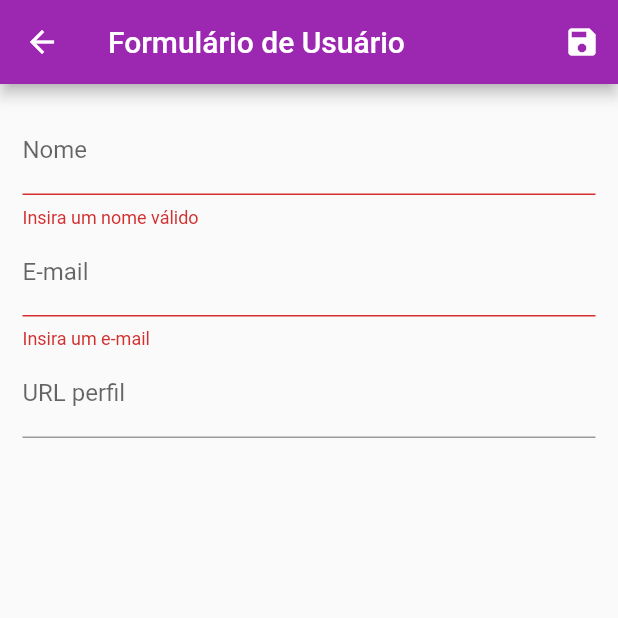
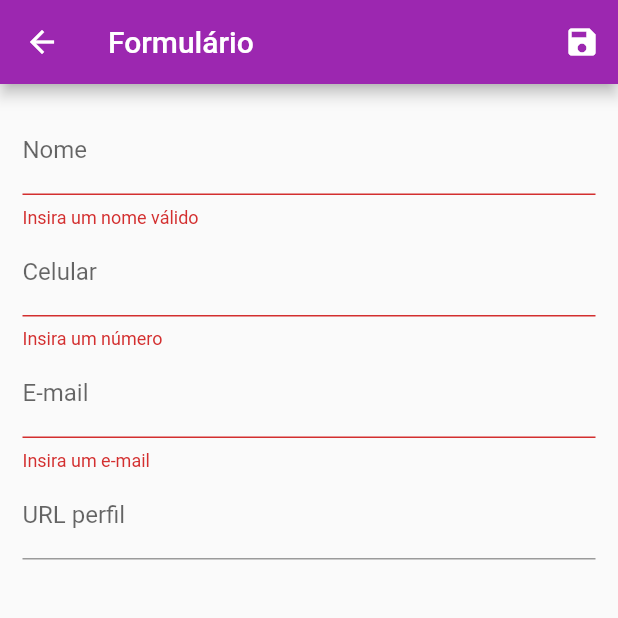
Before and after one commit to MarUguedes/CRUD, a Flutter app: the UserForm screen opened by its route, after a tap on the "save" icon, on a phone screen of 412 x 824 dp, the top half of it. Run offline on Flutter 3.47's test engine with Material 2 defaults, Android fonts, the phone set to English and light mode, and no system bars; network calls fail.

Commit message:
adicionei numero

```diff
--- a/cadastro_usuario/lib/componemtes/user_tile.dart
+++ b/cadastro_usuario/lib/componemtes/user_tile.dart
@@ -20,7 +20,7 @@ class UserTile extends StatelessWidget {
     return ListTile(
       leading: avatar,
       title: Text(user.name),
-      subtitle: Text(user.email),
+      subtitle: Text('${user.number} ${user.email}'),
       trailing: Container(
         width: 100,
         child: Row(
--- a/cadastro_usuario/lib/data/dummy_users.dart
+++ b/cadastro_usuario/lib/data/dummy_users.dart
@@ -5,24 +5,28 @@ const DUMMY_USERS = {
   '1': const User(
       id: '1',
       name: 'Jinx',
+      number: '(71) 995994949',
       email: 'jinx@arcane.com',
       urlAvatar:'https://i.pinimg.com/564x/c0/d8/57/c0d857bc520d6119057455ae960648c2.jpg'),
   // ignore: unnecessary_const
   '2': const User(
       id: '2',
       name: 'Violet',
+      number: '(71) 99994949',
       email: 'violet@arcane.com',
       urlAvatar: 'http://pm1.narvii.com/8127/eec48c03097f84d2465160768a46fd51c64bbf4cr1-400-400v2_uhq.jpg'),
   // ignore: unnecessary_const
   '3': const User(
       id: '3',
       name: 'Caitlyn',
-      email: 'caitlyn@arcane.com',
+      number: '(71) 998994949',
+      email: 'cait@arcane.com',
       urlAvatar: 'https://i.pinimg.com/564x/fd/1a/3b/fd1a3b212b3d9fab44657fa9a1698841.jpg'),
       // ignore: unnecessary_const
       '4': const User(
       id: '4',
       name: 'Ekko',
+      number: '(71) 997994949',
       email: 'Ekko@arcane.com',
       urlAvatar: 'https://i.pinimg.com/564x/1d/d7/75/1dd775d4716c0349767bb0bab90f96f5.jpg'
       ),
--- a/cadastro_usuario/lib/models/user.dart
+++ b/cadastro_usuario/lib/models/user.dart
@@ -1,14 +1,14 @@
-
-
 class User {
   final String? id;
   final String name;
+  final String number;
   final String email;
   final String urlAvatar;
 
   const User({
     this.id,
     required this.name,
+    required this.number,
     required this.email,
     required this.urlAvatar,
   });
--- a/cadastro_usuario/lib/provider/user.dart
+++ b/cadastro_usuario/lib/provider/user.dart
@@ -30,6 +30,7 @@ class Users with ChangeNotifier {
           user.id!,
           (_) => User(
                 name: user.name,
+                number: user.number,
                 email: user.email,
                 urlAvatar: user.urlAvatar,
               )); //maybe a mistake
@@ -41,6 +42,7 @@ class Users with ChangeNotifier {
           () => User(
                 id: id,
                 name: user.name,
+                number: user.number,
                 email: user.email,
                 urlAvatar: user.urlAvatar,
               ));
--- a/cadastro_usuario/lib/views/user_form.dart
+++ b/cadastro_usuario/lib/views/user_form.dart
@@ -10,20 +10,20 @@ class UserForm extends StatelessWidget {
   final Map<String, String> _formData = {};
 
   void _loadFormdata(User user) {
-    if( user!=null){
+    if (user != null) {
       _formData['id'] = user.id!;
-      _formData['name']=user.name;
-      _formData['email']=user.email;
-      _formData['avatar']=user.urlAvatar;
+      _formData['name'] = user.name;
+      _formData['number'] = user.number;
+      _formData['email'] = user.email;
+      _formData['avatar'] = user.urlAvatar;
     }
-
   }
 
   @override
   Widget build(BuildContext context) {
     return Scaffold(
       appBar: AppBar(
-        title: Text("Formulário de Usuário"),
+        title: Text("Formulário"),
         actions: <Widget>[
           IconButton(
               onPressed: () {
@@ -33,6 +33,7 @@ class UserForm extends StatelessWidget {
                   Provider.of<Users>(context, listen: false).put(User(
                     id: _formData['id'],
                     name: _formData['name']!,
+                    number: _formData['number']!,
                     email: _formData['email']!,
                     urlAvatar: _formData['urlAvatar']!,
                   ));
@@ -62,6 +63,19 @@ class UserForm extends StatelessWidget {
                   onSaved: (value) => _formData['name'] = value!,
                 ),
                 TextFormField(
+                  initialValue: _formData['number'],
+                  decoration: InputDecoration(labelText: 'Celular'),
+                  onSaved: (value) => _formData['number'] = value!,
+                  validator: (value) {
+                    if (value == null || value.isEmpty) {
+                      return 'Insira um número';
+                    }
+                    if (value.trim().length < 11) {
+                      return 'Número inválido';
+                    }
+                  },
+                ),
+                TextFormField(
                   initialValue: _formData['email'],
                   decoration: InputDecoration(labelText: 'E-mail'),
                   onSaved: (value) => _formData['email'] = value!,
```
